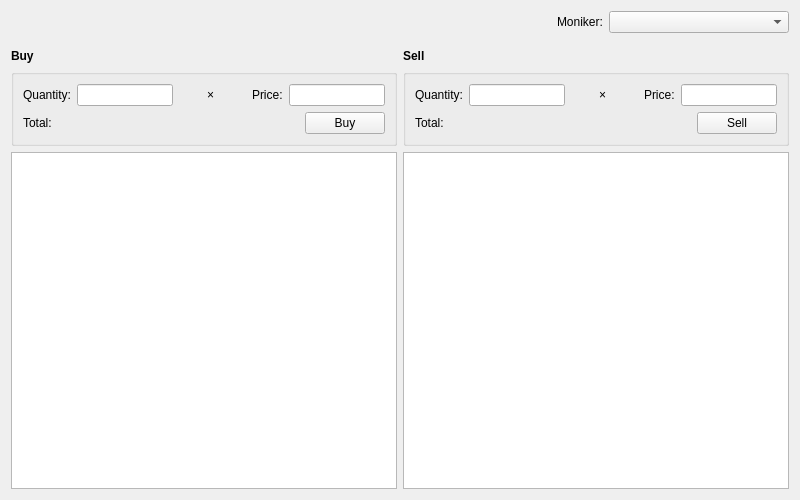
chromaway/ngcccbase, file ui/forms/tradepage.ui: the form before one commit.
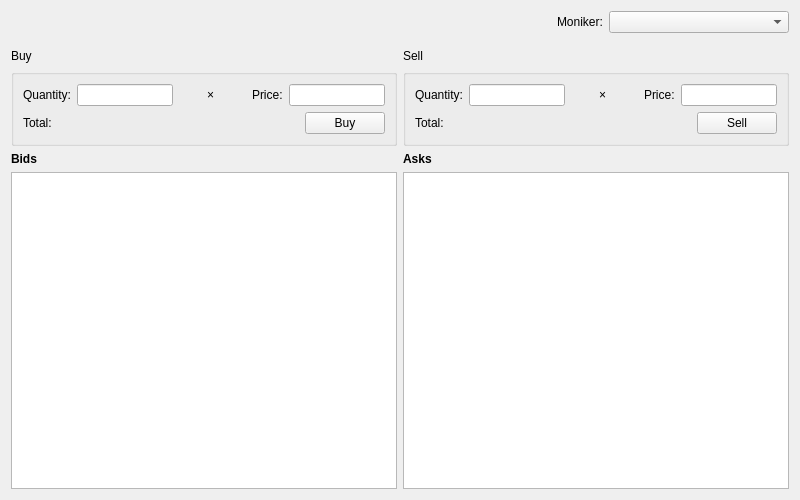
The form after the commit.

```diff
--- a/ui/forms/tradepage.ui
+++ b/ui/forms/tradepage.ui
@@ -66,18 +66,7 @@
      <item>
       <layout class="QVBoxLayout" name="verticalLayout_2">
        <item>
-        <layout class="QHBoxLayout" name="horizontalLayout_11" stretch="0,1">
-         <item>
           <widget class="QLabel" name="lblBuy">
-           <property name="font">
-            <font>
-             <weight>75</weight>
-             <bold>true</bold>
-            </font>
-           </property>
-           <property name="cursor">
-            <cursorShape>IBeamCursor</cursorShape>
-           </property>
            <property name="text">
             <string>Buy</string>
            </property>
@@ -85,21 +74,6 @@
             <set>Qt::LinksAccessibleByMouse|Qt::TextSelectableByKeyboard|Qt::TextSelectableByMouse</set>
            </property>
           </widget>
-         </item>
-         <item>
-          <widget class="QLabel" name="lblBuyAvailable">
-           <property name="cursor">
-            <cursorShape>IBeamCursor</cursorShape>
-           </property>
-           <property name="text">
-            <string/>
-           </property>
-           <property name="textInteractionFlags">
-            <set>Qt::LinksAccessibleByMouse|Qt::TextSelectableByKeyboard|Qt::TextSelectableByMouse</set>
-           </property>
-          </widget>
-         </item>
-        </layout>
        </item>
        <item>
         <widget class="QGroupBox" name="grpBuy">
@@ -224,6 +198,19 @@
          </layout>
         </widget>
        </item>
+       <item>
+        <widget class="QLabel" name="label_10">
+         <property name="font">
+          <font>
+           <weight>75</weight>
+           <bold>true</bold>
+          </font>
+         </property>
+         <property name="text">
+          <string>Bids</string>
+         </property>
+        </widget>
+       </item>
        <item>
         <widget class="QTableView" name="tvBuy">
          <property name="tabKeyNavigation">
@@ -245,18 +232,7 @@
      <item>
       <layout class="QVBoxLayout" name="verticalLayout_3">
        <item>
-        <layout class="QHBoxLayout" name="horizontalLayout_13" stretch="0,1">
-         <item>
           <widget class="QLabel" name="lblSell">
-           <property name="font">
-            <font>
-             <weight>75</weight>
-             <bold>true</bold>
-            </font>
-           </property>
-           <property name="cursor">
-            <cursorShape>IBeamCursor</cursorShape>
-           </property>
            <property name="text">
             <string>Sell</string>
            </property>
@@ -264,21 +240,6 @@
             <set>Qt::LinksAccessibleByMouse|Qt::TextSelectableByKeyboard|Qt::TextSelectableByMouse</set>
            </property>
           </widget>
-         </item>
-         <item>
-          <widget class="QLabel" name="lblSellAvailable">
-           <property name="cursor">
-            <cursorShape>IBeamCursor</cursorShape>
-           </property>
-           <property name="text">
-            <string/>
-           </property>
-           <property name="textInteractionFlags">
-            <set>Qt::LinksAccessibleByMouse|Qt::TextSelectableByKeyboard|Qt::TextSelectableByMouse</set>
-           </property>
-          </widget>
-         </item>
-        </layout>
        </item>
        <item>
         <widget class="QGroupBox" name="grpSell">
@@ -403,6 +364,19 @@
          </layout>
         </widget>
        </item>
+       <item>
+        <widget class="QLabel" name="label_11">
+         <property name="font">
+          <font>
+           <weight>75</weight>
+           <bold>true</bold>
+          </font>
+         </property>
+         <property name="text">
+          <string>Asks</string>
+         </property>
+        </widget>
+       </item>
        <item>
         <widget class="QTableView" name="tvSell">
          <property name="tabKeyNavigation">
```
Lines whose indentation alone changed are shown as unchanged.
